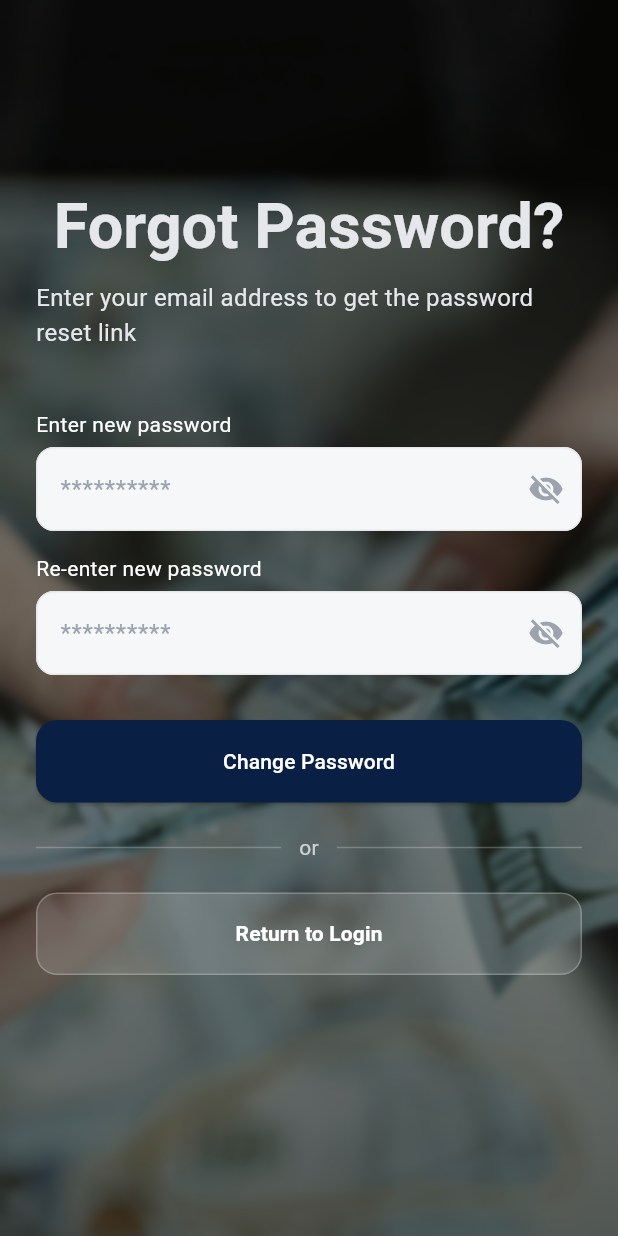
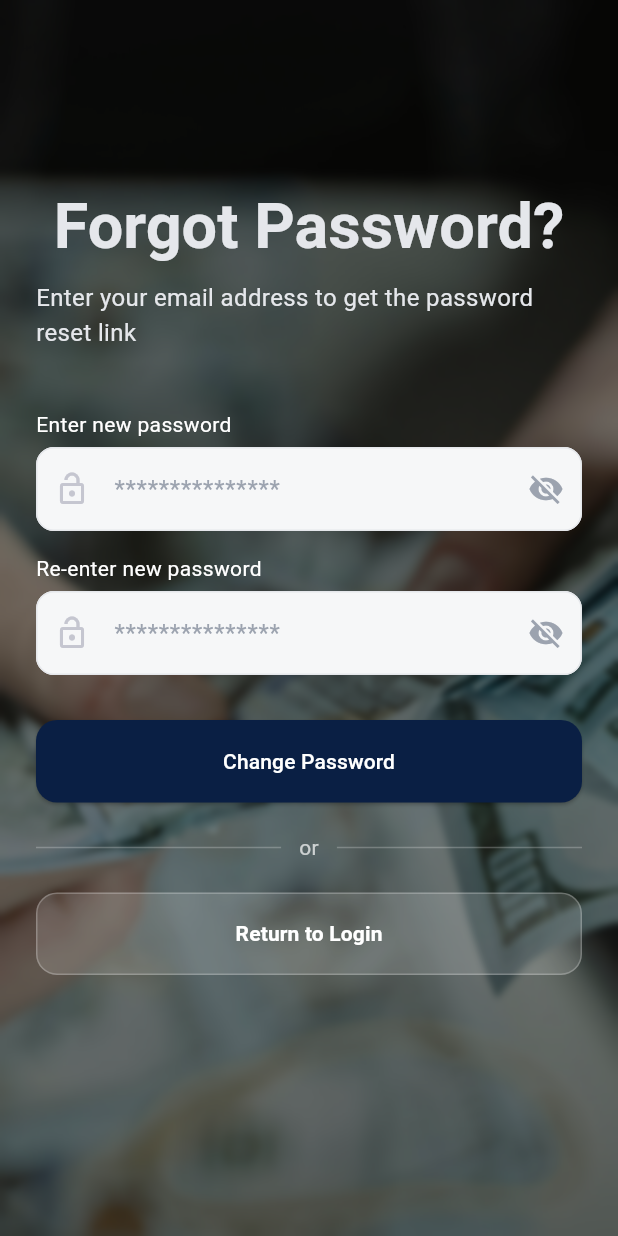
Before and after one commit to LeonL51/bagFlow, a Flutter app: the ResetPassword screen opened directly, on a phone screen of 412 x 824 dp. Run offline on Flutter 3.47's test engine with Material 3 defaults, Android fonts, the phone set to English and light mode, and no system bars; our stand-ins replace firebase_core, flutter_riverpod, intl_phone_field; accounts and stored records are empty.

Commit message:
Implement reusable password widgets to login, sign up, and reset password pages

```diff
--- a/lib/screens/resetPassword.dart
+++ b/lib/screens/resetPassword.dart
@@ -1,5 +1,6 @@
 import 'package:bag_flow/widgets/auth_divider.dart';
 import 'package:bag_flow/widgets/auth_header.dart';
+import 'package:bag_flow/widgets/auth_password.dart';
 import 'package:bag_flow/widgets/auth_section_label.dart';
 import 'package:bag_flow/widgets/auth_validators.dart';
 import 'package:flutter/material.dart';
@@ -17,7 +18,6 @@ class _ResetPasswordState extends State<ResetPassword> {
   final _formKey = GlobalKey<FormState>();
 
   final _passwordController = TextEditingController();
-
   final _confirmPasswordController = TextEditingController();
 
   @override
@@ -49,13 +49,30 @@ class _ResetPasswordState extends State<ResetPassword> {
             AuthSectionLabel(text: 'Enter new password'),
 
             const SizedBox(height: 5),
-            _newPassword(),
+            AuthPassword(
+              controller: _passwordController,
+              validator: (value) => AuthValidators.password(value)),
 
             const SizedBox(height: 15),
             AuthSectionLabel(text: 'Re-enter new password'),
 
             const SizedBox(height: 5),
-            _confirmPassword(),
+            AuthPassword(
+              controller: _confirmPasswordController,
+              validator: (value) {
+                final text = value?.trim() ?? "";
+
+                if (text.isEmpty) {
+                  return "Please re-enter your password";
+                }
+
+                if (text != _passwordController.text) {
+                  return "Password does not match";
+                }
+
+                return null;
+              }
+            ),
 
             const SizedBox(height: 30),
             _resetPasswordButton(),
@@ -68,79 +85,6 @@ class _ResetPasswordState extends State<ResetPassword> {
           ],
         ),
       ),
-    );
-  }
-
-  Widget _headerSection() {
-    return Center(
-      child: Column(
-        children: const [
-          Text(
-            'Reset Password',
-            style: TextStyle(
-              color: Color(0xFFE5E7EB),
-              fontSize: 36,
-              fontWeight: FontWeight.bold,
-            ),
-          ),
-          SizedBox(height: 8),
-          Text(
-            'Please enter your new password twice below to confirm',
-            style: TextStyle(color: Color(0xFFE5E7EB), fontSize: 16),
-          ),
-        ],
-      ),
-    );
-  }
-
-  Widget _newPassword() {
-    return TextFormField(
-      controller: _passwordController,
-      obscureText: _passHidden,
-      style: TextStyle(color: Colors.black),
-      decoration: InputDecoration(
-        hintText: "**********",
-        suffixIcon: IconButton(
-          onPressed: () => setState(() => _passHidden = !_passHidden),
-          icon: Icon(
-            _passHidden ? Icons.visibility_off : Icons.visibility,
-            color: const Color(0xFF9CA3AF),
-          ),
-        ),
-      ),
-      validator: AuthValidators.password,
-    );
-  }
-
-  Widget _confirmPassword() {
-    return TextFormField(
-      controller: _confirmPasswordController,
-      obscureText: _confirmPassHidden,
-      style: TextStyle(color: Colors.black),
-      decoration: InputDecoration(
-        hintText: "**********",
-        suffixIcon: IconButton(
-          onPressed: () =>
-              setState(() => _confirmPassHidden = !_confirmPassHidden),
-          icon: Icon(
-            _confirmPassHidden ? Icons.visibility_off : Icons.visibility,
-            color: const Color(0xFF9CA3AF),
-          ),
-        ),
-      ),
-      validator: (value) {
-        final text = value?.trim() ?? "";
-
-        if (text.isEmpty) {
-          return "Please re-enter your password";
-        }
-
-        if (text != _passwordController.text) {
-          return "Password does not match";
-        }
-
-        return null;
-      },
     );
   }
 
--- /dev/null
+++ b/lib/widgets/auth_password.dart
@@ -0,0 +1,41 @@
+import 'package:flutter/material.dart';
+
+class AuthPassword extends StatefulWidget {
+  final TextEditingController controller;
+  final String? Function(String?)? validator;
+
+  const AuthPassword({
+    super.key,
+    required this.controller,
+    this.validator,
+  });
+
+  @override
+  State<AuthPassword> createState() => _AuthPasswordState();
+}
+
+class _AuthPasswordState extends State<AuthPassword> {
+  bool _passHidden = true;
+
+  @override
+  Widget build(BuildContext context) {
+    return TextFormField(
+      controller: widget.controller,
+      obscureText: _passHidden,
+      style: const TextStyle(color: Colors.black),
+      decoration: InputDecoration(
+        hintText: "***************",
+        prefixIcon: Icon(Icons.lock_open_outlined),
+        suffixIcon: IconButton(
+          onPressed: () => setState(() => _passHidden = !_passHidden),
+          icon: Icon(
+            _passHidden ? Icons.visibility_off : Icons.visibility,
+            color: const Color(0xFF9CA3AF),
+          ),
+        ),
+      ),
+      // What does it mean to say widget.validator
+      validator: widget.validator,
+    );
+  }
+}
```
Also changed, not shown: lib/screens/login_screen.dart (+9 -18 lines), lib/screens/signUp_screen.dart (+4 -45 lines).
